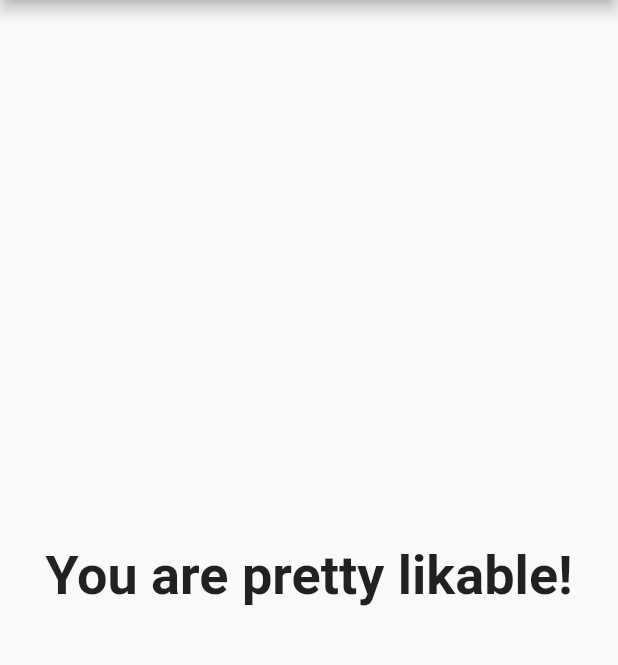
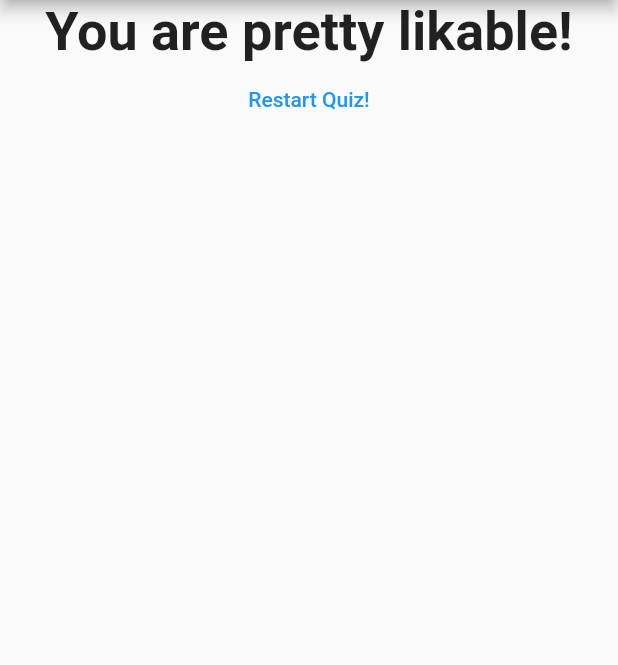
Before and after one commit to emtalen/flutter_learning, a Flutter app: the screen it shows after launch, after a tap on "Black", after a tap on "Horse", after a tap on "A Fresh Sallad", on a phone screen of 412 x 824 dp, the part 84-749 px from its top. Run offline on Flutter 3.47's test engine with Material 2 defaults, Android fonts, the phone set to English and light mode, and no system bars.

Commit message:
adding functionality to restart the quiz when it is finished

```diff
--- a/lib/main.dart
+++ b/lib/main.dart
@@ -46,6 +46,13 @@ class _MyAppState extends State<MyApp> {
   var _questionsIndex = 0;
   var _totalScore = 0;
 
+  void _resetQuiz() {
+    setState(() {
+      _questionsIndex = 0;
+      _totalScore = 0;
+    });
+  }
+
   void _answerQuestion(int score) {
     _totalScore += score;
 
@@ -68,7 +75,7 @@ class _MyAppState extends State<MyApp> {
                 questionsIndex: _questionsIndex,
                 questions: _questions,
               )
-            : Result(_totalScore),
+            : Result(_totalScore, _resetQuiz),
       ),
     );
   }
--- a/lib/result.dart
+++ b/lib/result.dart
@@ -2,7 +2,8 @@ import 'package:flutter/material.dart';
 
 class Result extends StatelessWidget {
   final int resultScore;
-  Result(this.resultScore);
+  final Function resetQuiz;
+  Result(this.resultScore, this.resetQuiz);
 
   String get resultPhrase {
     var resultText = 'You did it!';
@@ -21,9 +22,19 @@ class Result extends StatelessWidget {
   @override
   Widget build(BuildContext context) {
     return Center(
-      child: Text(
-        resultPhrase,
-        style: TextStyle(fontSize: 36, fontWeight: FontWeight.bold),
+      child: Column(
+        children: [
+          Text(
+            resultPhrase,
+            style: TextStyle(fontSize: 36, fontWeight: FontWeight.bold),
+            textAlign: TextAlign.center,
+          ),
+          FlatButton(
+            child: Text('Restart Quiz!'),
+            textColor: Colors.blue,
+            onPressed: resetQuiz,
+          ),
+        ],
       ),
     );
   }
```
